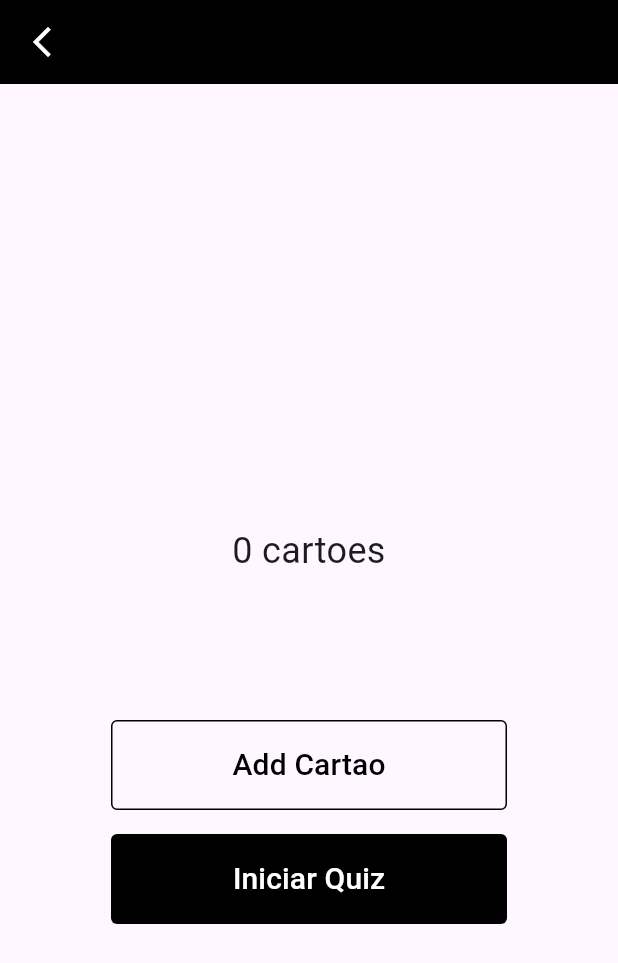
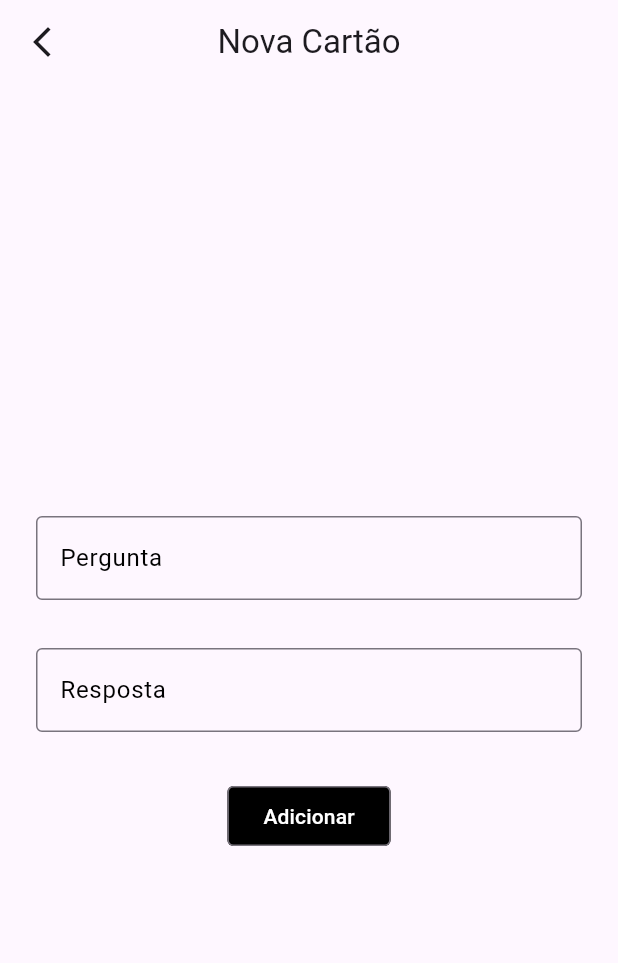
Before and after one commit to alucard93/flash_cards, a Flutter app: the DeckDetailPage screen opened directly with empty values, after a tap on "Add Cartao", on a phone screen of 412 x 824 dp. Shown: the top 963 px of the screen. Run offline on Flutter 3.47's test engine with Material 3 defaults, Android fonts, the phone set to English and light mode, and no system bars; our stand-ins replace flutter_mobx, get_it, hive, hive_flutter, mobx; accounts and stored records are empty; generated files the repository leaves out were written again.

Commit message:
feat: add NewCardPage and integrate with DeckDetailPage for adding new cards
Co-authored-by: Copilot <copilot@github.com>

```diff
--- a/lib/main.dart
+++ b/lib/main.dart
@@ -1,5 +1,6 @@
 import 'package:flash_cards/model/decks/deck.model.dart';
 import 'package:flash_cards/pages/deck/deck_page.dart';
+import 'package:flash_cards/pages/new_card/new_card_page.dart';
 import 'package:flash_cards/pages/new_deck/new_deck_page.dart';
 import 'package:flash_cards/repositories/deck.repository.dart';
 import 'package:flash_cards/stores/decks.store.dart';
@@ -39,6 +40,7 @@ class MyApp extends StatelessWidget {
       routes: {
         '/': (context) => DeckPage(),
         '/new-deck': (context) => const NewDeck(),
+        '/new-card': (context) => const NewCardPage(),
       },
       initialRoute: '/',
     );
--- a/lib/pages/deck_detail/deck_detail_page.dart
+++ b/lib/pages/deck_detail/deck_detail_page.dart
@@ -59,7 +59,9 @@ class DeckDetailPage extends StatelessWidget {
                               height: 60,
                               child: OutlinedButton(
                                 key: Key("addCard"),
-                                onPressed: () {},
+                                onPressed: () {
+                                  Navigator.pushNamed(context, '/new-card');
+                                },
                                 style: OutlinedButton.styleFrom(
                                   side: const BorderSide(
                                     color: Colors.black,
--- /dev/null
+++ b/lib/pages/new_card/new_card_page.dart
@@ -0,0 +1,136 @@
+import 'package:flutter/material.dart';
+import 'package:flutter_mobx/flutter_mobx.dart';
+
+class NewCardPage extends StatefulWidget {
+  const NewCardPage({super.key});
+
+  @override
+  State<NewCardPage> createState() => _NewCardPageState();
+}
+
+class _NewCardPageState extends State<NewCardPage> {
+  final formKey = GlobalKey<FormState>();
+  final questionController = TextEditingController();
+  final answerController = TextEditingController();
+  // aqui tem que ser o store do card
+
+  Future<void> addCard() async {
+    if (!formKey.currentState!.validate()) return;
+    // if (store.isLoading) return;
+
+    // await store.addDeck(nameController.text);
+
+    if (!mounted) return;
+
+    Navigator.pop(context);
+  }
+
+  @override
+  void dispose() {
+    questionController.dispose();
+    answerController.dispose();
+    super.dispose();
+  }
+
+  @override
+  Widget build(BuildContext context) {
+    return Scaffold(
+      appBar: AppBar(
+        leading: IconButton(
+          key: const Key('btnvoltar'),
+          icon: const Icon(Icons.arrow_back_ios_new),
+          onPressed: () => Navigator.of(context).pop(),
+        ),
+        title: Text('Nova Cartão'),
+        centerTitle: true,
+      ),
+
+      body: LayoutBuilder(
+        builder: (context, constraints) {
+          return SingleChildScrollView(
+            padding: EdgeInsets.fromLTRB(
+              24,
+              24,
+              24,
+              MediaQuery.of(context).viewInsets.bottom + 24,
+            ),
+            child: ConstrainedBox(
+              constraints: BoxConstraints(
+                minHeight: constraints.maxHeight - 48,
+              ),
+              child: Form(
+                key: formKey,
+                child: Column(
+                  mainAxisAlignment: MainAxisAlignment.center,
+                  crossAxisAlignment: CrossAxisAlignment.center,
+                  children: [
+                    const SizedBox(height: 32),
+                    TextFormField(
+                      key: Key("inputPergunta"),
+                      controller: questionController,
+                      decoration: const InputDecoration(
+                        border: OutlineInputBorder(),
+                        label: Text('Pergunta'),
+                        labelStyle: TextStyle(color: Colors.black),
+                        focusedBorder: OutlineInputBorder(
+                          borderSide: BorderSide(color: Color(0xFFE1E1E1)),
+                        ),
+                      ),
+                      validator: (value) {
+                        if (value?.isEmpty ?? true) {
+                          return 'Obrigatório';
+                        }
+                        return null;
+                      },
+                    ),
+
+                    const SizedBox(height: 32),
+                    TextFormField(
+                      key: Key("inputResposta"),
+                      controller: answerController,
+                      decoration: const InputDecoration(
+                        border: OutlineInputBorder(),
+                        label: Text('Resposta'),
+                        labelStyle: TextStyle(color: Colors.black),
+                        focusedBorder: OutlineInputBorder(
+                          borderSide: BorderSide(color: Color(0xFFE1E1E1)),
+                        ),
+                      ),
+                      validator: (value) {
+                        if (value?.isEmpty ?? true) {
+                          return 'Obrigatório';
+                        }
+                        return null;
+                      },
+                    ),
+                    const SizedBox(height: 32),
+                    Align(
+                      child: OutlinedButton(
+                        key: Key("addCardQuestion"),
+                        style: OutlinedButton.styleFrom(
+                          backgroundColor: Colors.black,
+                          shape: RoundedRectangleBorder(
+                            borderRadius: BorderRadius.circular(4),
+                          ),
+                        ),
+                        onPressed: addCard,
+                        child: Observer(
+                          builder: (context) {
+                            return const Text(
+                              'Adicionar',
+                              style: TextStyle(color: Colors.white),
+                            );
+                          },
+                        ),
+                      ),
+                    ),
+                  ],
+                ),
+              ),
+            ),
+          );
+        },
+      ),
+    );
+  }
+}
```
